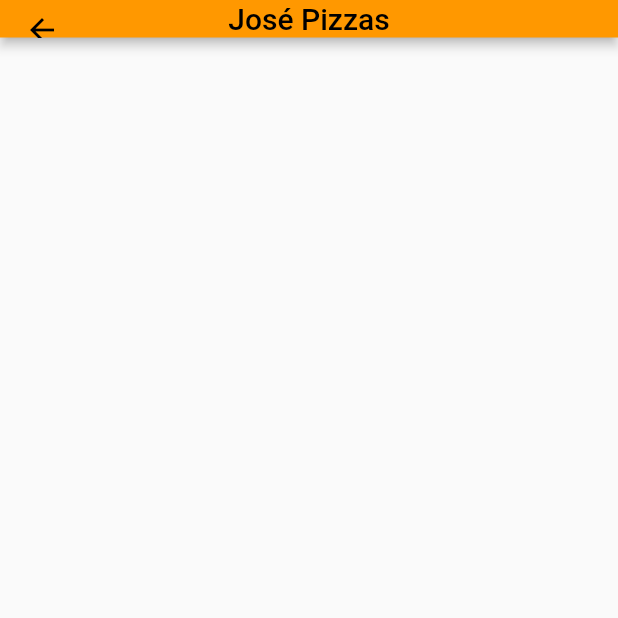
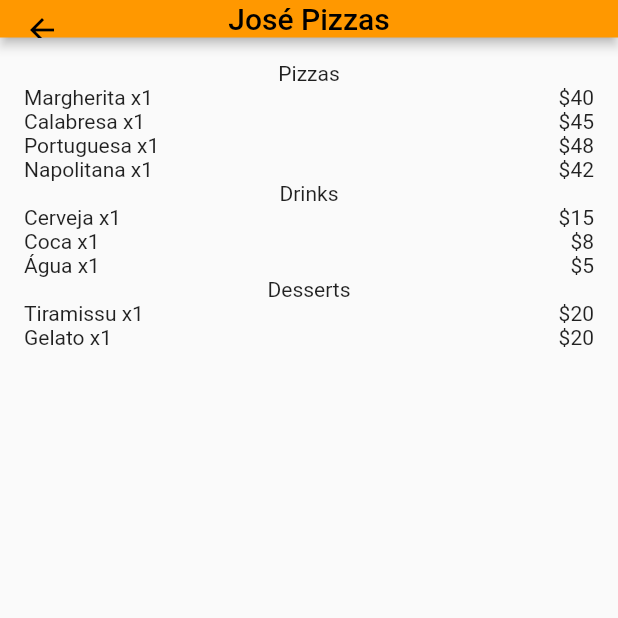
Before and after one commit to luizgdona/josepizzas, a Flutter app: the OrderPage screen opened directly, on a phone screen of 412 x 824 dp, the top half of it. Run offline on Flutter 3.47's test engine with Material 2 defaults, Android fonts, the phone set to English and light mode, and no system bars.

Commit message:
create order menu

```diff
--- /dev/null
+++ b/josepizzas/lib/src/models/order_menus.dart
@@ -0,0 +1,41 @@
+class PizzaModel {
+  String? pizza;
+  int? qnt;
+  int? price;
+
+  PizzaModel({this.pizza, this.qnt, this.price});
+
+  static List<PizzaModel> data = [
+    PizzaModel(pizza: 'Margherita', qnt: 1, price: 40),
+    PizzaModel(pizza: 'Calabresa', qnt: 1, price: 45),
+    PizzaModel(pizza: 'Portuguesa', qnt: 1, price: 48),
+    PizzaModel(pizza: 'Napolitana', qnt: 1, price: 42),
+  ];
+}
+
+class DrinksModel {
+  String? drink;
+  int? qnt;
+  int? price;
+
+  DrinksModel({this.drink, this.qnt, this.price});
+
+  static List<DrinksModel> data = [
+    DrinksModel(drink: 'Cerveja', qnt: 1, price: 15),
+    DrinksModel(drink: 'Coca', qnt: 1, price: 8),
+    DrinksModel(drink: 'Água', qnt: 1, price: 5),
+  ];
+}
+
+class DessertsModel {
+  String? desserts;
+  int? qnt;
+  int? price;
+
+  DessertsModel({this.desserts, this.qnt, this.price});
+
+  static List<DessertsModel> data = [
+    DessertsModel(desserts: 'Tiramissu', qnt: 1, price: 20),
+    DessertsModel(desserts: 'Gelato', qnt: 1, price: 20),
+  ];
+}
--- a/josepizzas/lib/src/models/table_model.dart
+++ /dev/null
@@ -1 +0,0 @@
-class TableMOdel {}
--- a/josepizzas/lib/src/views/order_page.dart
+++ b/josepizzas/lib/src/views/order_page.dart
@@ -1,4 +1,5 @@
 import 'package:flutter/material.dart';
+import 'package:josepizzas/src/models/order_menus.dart';
 import 'package:josepizzas/src/widgets/app_bar.dart';
 
 class OrderPage extends StatefulWidget {
@@ -11,9 +12,65 @@ class OrderPage extends StatefulWidget {
 class _OrderPageState extends State<OrderPage> {
   @override
   Widget build(BuildContext context) {
-    return const Scaffold(
-      appBar: AppBarPizzas(),
-      body: Padding(padding: EdgeInsets.all(16)),
+    return Scaffold(
+      appBar: const AppBarPizzas(),
+      body: Padding(
+        padding: const EdgeInsets.all(16),
+        child: SingleChildScrollView(
+          child: Column(children: [
+            const Text('Pizzas'),
+            ListView.builder(
+              scrollDirection: Axis.vertical,
+              shrinkWrap: true,
+              itemCount: 4,
+              itemBuilder: ((context, index) {
+                PizzaModel data = PizzaModel.data[index];
+                return Row(
+                  mainAxisAlignment: MainAxisAlignment.spaceBetween,
+                  children: [
+                    Text('${data.pizza} x${data.qnt}'),
+                    Text('\$${data.price}'),
+                  ],
+                );
+              }),
+            ),
+            const SizedBox(),
+            const Text('Drinks'),
+            ListView.builder(
+              scrollDirection: Axis.vertical,
+              shrinkWrap: true,
+              itemCount: 3,
+              itemBuilder: ((context, index) {
+                DrinksModel data = DrinksModel.data[index];
+                return Row(
+                  mainAxisAlignment: MainAxisAlignment.spaceBetween,
+                  children: [
+                    Text('${data.drink} x${data.qnt}'),
+                    Text('\$${data.price}'),
+                  ],
+                );
+              }),
+            ),
+            const SizedBox(),
+            const Text('Desserts'),
+            ListView.builder(
+              scrollDirection: Axis.vertical,
+              shrinkWrap: true,
+              itemCount: 2,
+              itemBuilder: ((context, index) {
+                DessertsModel data = DessertsModel.data[index];
+                return Row(
+                  mainAxisAlignment: MainAxisAlignment.spaceBetween,
+                  children: [
+                    Text('${data.desserts} x${data.qnt}'),
+                    Text('\$${data.price}'),
+                  ],
+                );
+              }),
+            ),
+          ]),
+        ),
+      ),
     );
   }
 }
--- a/josepizzas/lib/src/widgets/drop_menu.dart
+++ b/josepizzas/lib/src/widgets/drop_menu.dart
@@ -0,0 +1,10 @@
+import 'package:flutter/material.dart';
+
+class MenuOrder extends StatelessWidget {
+  const MenuOrder({Key? key}) : super(key: key);
+
+  @override
+  Widget build(BuildContext context) {
+    return Container();
+  }
+}
--- a/josepizzas/lib/src/widgets/table_list.dart
+++ b/josepizzas/lib/src/widgets/table_list.dart
@@ -9,7 +9,7 @@ class TableCard extends StatelessWidget {
     required this.longRoute,
   }) : super(key: key);
 
-  final String mesaText;
+  String mesaText;
   dynamic tapTap;
   dynamic cardColor;
   dynamic longRoute;
```
